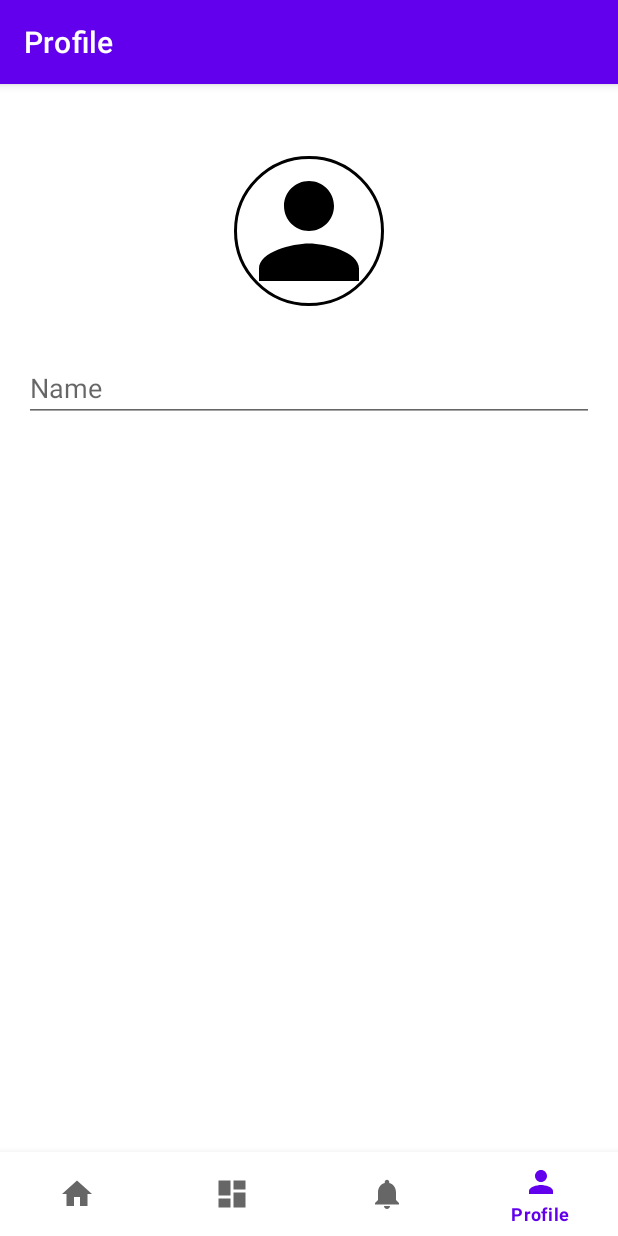
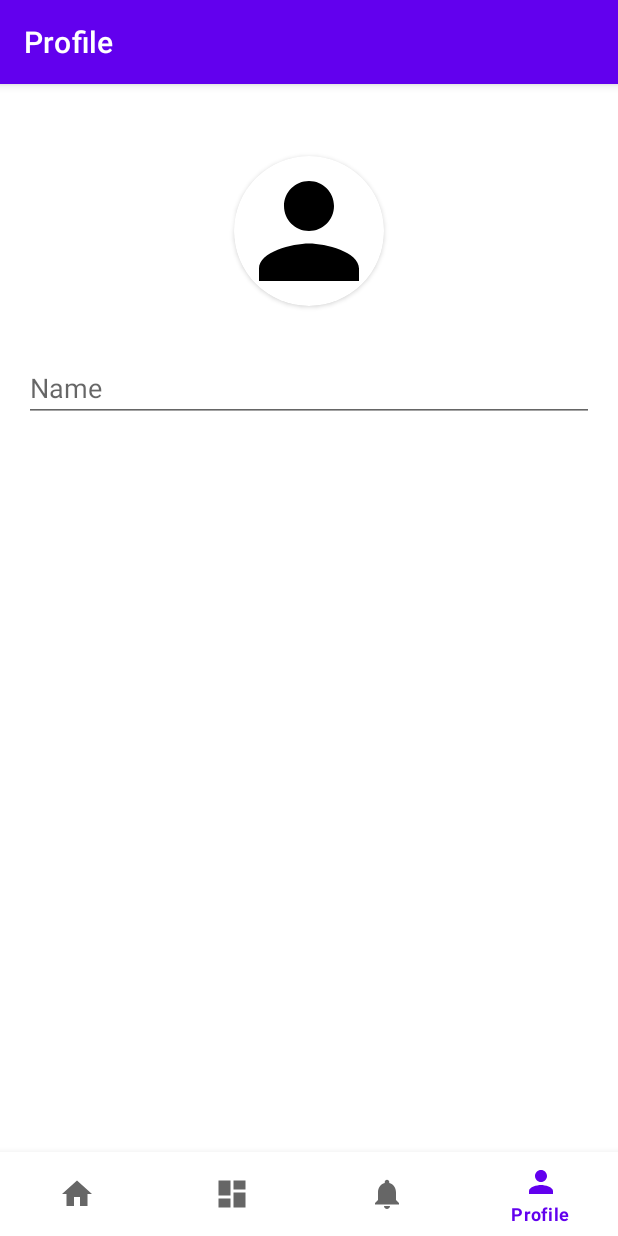
Before and after one commit to hanifa715/TaskManager, an Android app: the ProfileFragment screen opened through its navigation route, on a phone screen of 412 x 824 dp. Run offline under Robolectric (Android 15) with nearby library versions, the phone set to English and light mode, and no system bars; our stand-ins replace navigation-ui; libraries missing offline, so code that uses them is left out: com.theartofdev.edmodo; pictures from the network do not load.

Commit message:
circle indicator skip avatar

```diff
--- a/app/build.gradle
+++ b/app/build.gradle
@@ -65,4 +65,7 @@ dependencies {
     implementation "androidx.navigation:navigation-fragment-ktx:$nav_version"
     implementation "androidx.navigation:navigation-ui-ktx:$nav_version"
 
+    //CropImage
+    api 'com.theartofdev.edmodo:android-image-cropper:2.8.+'
+
 }
--- a/app/src/main/AndroidManifest.xml
+++ b/app/src/main/AndroidManifest.xml
@@ -3,6 +3,8 @@
     xmlns:tools="http://schemas.android.com/tools">
 
     <uses-permission android:name="android.permission.INTERNET"/>
+    <uses-permission android:name="android.permission.READ_EXTERNAL_STORAGE"/>
+    <uses-permission android:name="android.permission.WRITE_EXTERNAL_STORAGE"/>
 
     <application
         android:allowBackup="true"
@@ -14,6 +16,8 @@
         android:supportsRtl="true"
         android:theme="@style/Theme.TaskManager"
         tools:targetApi="31">
+        <activity android:name="com.theartofdev.edmodo.cropper.CropImageActivity"
+            android:theme="@style/Base.Theme.AppCompat"/>
         <activity
             android:name=".MainActivity"
             android:exported="true"
--- a/app/src/main/java/com/example/taskmanager/MainActivity.kt
+++ b/app/src/main/java/com/example/taskmanager/MainActivity.kt
@@ -10,11 +10,16 @@ import androidx.navigation.findNavController
 import androidx.navigation.ui.AppBarConfiguration
 import androidx.navigation.ui.setupActionBarWithNavController
 import androidx.navigation.ui.setupWithNavController
+import com.example.taskmanager.data.local.Pref
 import com.example.taskmanager.databinding.ActivityMainBinding
 
 class MainActivity : AppCompatActivity() {
 
     private lateinit var binding: ActivityMainBinding
+
+    private val pref : Pref by lazy {
+        Pref(this)
+    }
 
     override fun onCreate(savedInstanceState: Bundle?) {
         super.onCreate(savedInstanceState)
@@ -26,7 +31,8 @@ class MainActivity : AppCompatActivity() {
 
         val navController = findNavController(R.id.nav_host_fragment_activity_main)
 
-        navController.navigate(R.id.onBoardingFragment)
+        if (!pref.isShowed())
+            navController.navigate(R.id.onBoardingFragment)
 
 
         val appBarConfiguration = AppBarConfiguration(
--- /dev/null
+++ b/app/src/main/java/com/example/taskmanager/data/local/Pref.kt
@@ -0,0 +1,41 @@
+package com.example.taskmanager.data.local
+
+import android.content.Context
+import android.content.Context.MODE_PRIVATE
+import java.net.URI
+import java.net.URL
+
+class Pref(context: Context) {
+
+    private val pref = context.getSharedPreferences(PREF_NAME,MODE_PRIVATE)
+
+    fun isShowed(): Boolean{
+        return pref.getBoolean(SHOWED_KEY,false)
+    }
+
+    fun onBoardingShow(){
+        pref.edit().putBoolean(SHOWED_KEY,true).apply()
+    }
+
+    fun saveName(name: String){
+        pref.edit().putString(NAME_KEY,name).apply()
+    }
+
+    fun getName(): String?{
+        return pref.getString(NAME_KEY,"")
+    }
+
+    fun saveAvatar(url: String){
+        pref.edit().putString(AVATAR_KEY,url).apply()
+    }
+    fun getAvatar(): String?{
+        return pref.getString(AVATAR_KEY,"")
+    }
+
+    companion object{
+        const val PREF_NAME = "task.manager.pref"
+        const val SHOWED_KEY = "showed.key"
+        const val NAME_KEY = "name.key"
+        const val AVATAR_KEY = "avatar.key"
+    }
+}
--- a/app/src/main/java/com/example/taskmanager/ui/profile/ProfileFragment.kt
+++ b/app/src/main/java/com/example/taskmanager/ui/profile/ProfileFragment.kt
@@ -1,16 +1,26 @@
 package com.example.taskmanager.ui.profile
 
+import android.app.Activity
+import android.app.Activity.RESULT_OK
+import android.content.Intent
 import android.os.Bundle
 import androidx.fragment.app.Fragment
 import android.view.LayoutInflater
 import android.view.View
 import android.view.ViewGroup
-import com.example.taskmanager.R
-import com.example.taskmanager.databinding.FragmentNotificationsBinding
+import androidx.core.widget.addTextChangedListener
+import com.example.taskmanager.data.local.Pref
 import com.example.taskmanager.databinding.FragmentProfileBinding
+import com.example.taskmanager.utils.loadImage
+import com.theartofdev.edmodo.cropper.CropImage
+import com.theartofdev.edmodo.cropper.CropImageView
 
 class ProfileFragment : Fragment() {
-    private lateinit var binding : FragmentProfileBinding
+    private lateinit var binding: FragmentProfileBinding
+
+    private val pref: Pref by lazy {
+        Pref(requireContext())
+    }
 
     override fun onCreateView(
         inflater: LayoutInflater,
@@ -20,4 +30,49 @@ class ProfileFragment : Fragment() {
         binding = FragmentProfileBinding.inflate(inflater, container, false)
         return binding.root
     }
+
+    override fun onViewCreated(view: View, savedInstanceState: Bundle?) {
+        super.onViewCreated(view, savedInstanceState)
+        binding.etName.setText(pref.getName())
+        binding.etName.addTextChangedListener {
+            pref.saveName(binding.etName.text.toString())
+        }
+        if (pref.getAvatar()?.isNotEmpty() == true) {
+            pref.getAvatar()?.let { binding.profileImage.loadImage(it) }
+        }
+        binding.profileImage.setOnClickListener {
+            pickImageGallery()
+        }
+    }
+
+    private fun pickImageGallery() {
+        CropImage.activity()
+            .setAspectRatio(1, 1)
+            .setRequestedSize(1080, 1080)
+            .setCropShape(CropImageView.CropShape.OVAL)
+            .start(requireActivity(), this)
+    }
+
+    override fun onActivityResult(requestCode: Int, resultCode: Int, data: Intent?) {
+        super.onActivityResult(requestCode, resultCode, data)
+        if (requestCode == CropImage.CROP_IMAGE_ACTIVITY_REQUEST_CODE && resultCode == Activity.RESULT_OK && data != null) {
+            val resultUri = CropImage.getActivityResult(data).uri
+            pref.saveAvatar(resultUri.toString())
+            pref.getAvatar()?.let { binding.profileImage.loadImage(it) }
+
+        }
+    }
+    /*private fun pickImageGallery() {
+        val intent = Intent(Intent.ACTION_PICK)
+        intent.type = "image"
+        startActivityForResult(intent, IMAGE_REQUEST_CODE)
+    }
+    override fun onActivityResult(requestCode: Int, resultCode: Int, data: Intent?) {
+        super.onActivityResult(requestCode, resultCode, data)
+        if (requestCode == IMAGE_REQUEST_CODE && resultCode == RESULT_OK) {
+            binding.profileImage.setImageURI(data?.data)
+        }
+    }*/
+
+
 }
--- a/app/src/main/res/layout/fragment_profile.xml
+++ b/app/src/main/res/layout/fragment_profile.xml
@@ -7,23 +7,30 @@
     xmlns:app="http://schemas.android.com/apk/res-auto"
     tools:context=".ui.profile.ProfileFragment">
 
-    <de.hdodenhof.circleimageview.CircleImageView
-        android:id="@+id/profile_image"
+    <androidx.cardview.widget.CardView
+        app:layout_constraintStart_toStartOf="parent"
+        app:layout_constraintTop_toTopOf="parent"
+        app:layout_constraintEnd_toEndOf="parent"
+        android:layout_marginTop="32dp"
+        android:id="@+id/cv_avatar"
+        app:cardCornerRadius="50dp"
         android:layout_width="100dp"
-        android:layout_height="100dp"
-        android:src="@drawable/ic_person"
-        app:civ_border_color="#FF000000"
-        app:civ_border_width="2dp"
-        android:layout_marginTop="32dp"
-        app:layout_constraintTop_toTopOf="parent"
-        app:layout_constraintStart_toStartOf="parent"
-        app:layout_constraintEnd_toEndOf="parent"
-        />
+        android:layout_height="100dp">
+
+        <ImageView
+            android:id="@+id/profile_image"
+            android:layout_width="100dp"
+            android:layout_height="100dp"
+            android:src="@drawable/ic_person"
+            />
+
+    </androidx.cardview.widget.CardView>
+
     <EditText
         android:id="@+id/et_name"
         android:layout_width="match_parent"
         android:layout_height="wrap_content"
         android:hint="Name"
-        app:layout_constraintTop_toBottomOf="@+id/profile_image"
+        app:layout_constraintTop_toBottomOf="@+id/cv_avatar"
         android:layout_marginTop="32dp"/>
 </androidx.constraintlayout.widget.ConstraintLayout>
--- a/build.gradle
+++ b/build.gradle
@@ -1,3 +1,8 @@
+buildscript {
+    dependencies {
+        classpath 'com.google.gms:google-services:4.3.15'
+    }
+}
 // Top-level build file where you can add configuration options common to all sub-projects/modules.
 plugins {
     id 'com.android.application' version '8.0.2' apply false
--- a/settings.gradle
+++ b/settings.gradle
@@ -10,6 +10,7 @@ dependencyResolutionManagement {
     repositories {
         google()
         mavenCentral()
+        gradlePluginPortal()
     }
 }
 rootProject.name = "TaskManager"
```
Also changed, not shown: app/src/main/java/com/example/taskmanager/ui/onboarding/OnBoardingFragment.kt (+6 -5 lines), app/src/main/java/com/example/taskmanager/ui/onboarding/adapter/OnBoardingAdapter.kt (+7 -3 lines), app/src/main/res/layout/fragment_on_boarding.xml (+0 -9 lines), app/src/main/res/layout/item_on_boarding.xml (+15 -3 lines).
